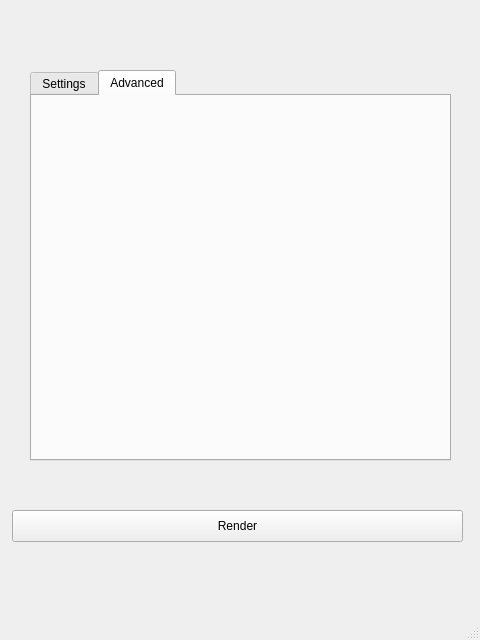
Qt form main.ui (vsed/samostrih) before a commit.
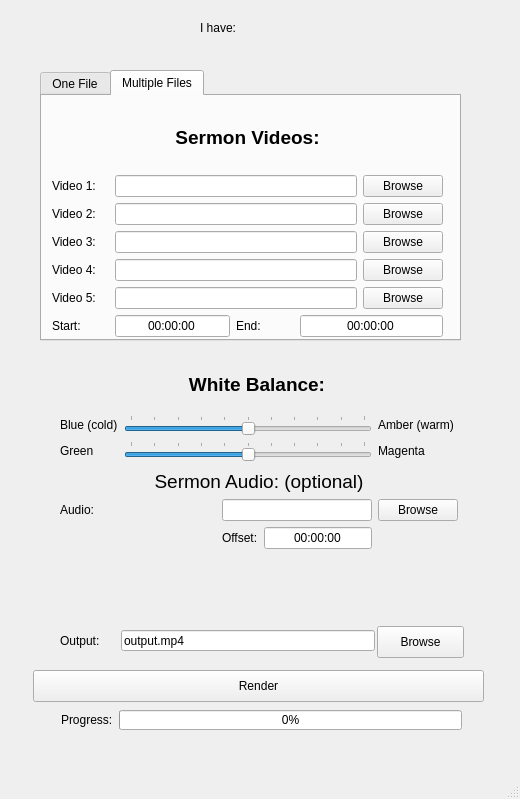
The same form after that commit. The open tabs and pages were chosen to show the change.

Patch:
```diff
--- a/main.ui
+++ b/main.ui
@@ -6,21 +6,27 @@
    <rect>
     <x>0</x>
     <y>0</y>
-    <width>480</width>
-    <height>640</height>
+    <width>520</width>
+    <height>799</height>
    </rect>
   </property>
   <property name="windowTitle">
-   <string>MainWindow</string>
+   <string>Samostrih</string>
+  </property>
+  <property name="autoFillBackground">
+   <bool>false</bool>
+  </property>
+  <property name="tabShape">
+   <enum>QTabWidget::Rounded</enum>
   </property>
   <widget class="QWidget" name="centralwidget">
    <widget class="QTabWidget" name="tabWidget">
     <property name="geometry">
      <rect>
-      <x>30</x>
+      <x>40</x>
       <y>70</y>
       <width>421</width>
-      <height>391</height>
+      <height>271</height>
      </rect>
     </property>
     <property name="currentIndex">
@@ -28,7 +34,7 @@
     </property>
     <widget class="QWidget" name="tab">
      <attribute name="title">
-      <string>Settings</string>
+      <string>One File</string>
      </attribute>
      <widget class="QWidget" name="">
       <property name="geometry">
@@ -40,81 +46,6 @@
        </rect>
       </property>
       <layout class="QGridLayout" name="gridLayout_3">
-       <item row="1" column="0">
-        <layout class="QGridLayout" name="gridLayout_2">
-         <item row="3" column="0">
-          <widget class="QLabel" name="label_5">
-           <property name="text">
-            <string>Green</string>
-           </property>
-          </widget>
-         </item>
-         <item row="3" column="1">
-          <widget class="QSlider" name="corrGMSlider">
-           <property name="maximum">
-            <number>100</number>
-           </property>
-           <property name="value">
-            <number>50</number>
-           </property>
-           <property name="orientation">
-            <enum>Qt::Horizontal</enum>
-           </property>
-          </widget>
-         </item>
-         <item row="2" column="0">
-          <widget class="QLabel" name="label_4">
-           <property name="text">
-            <string>Blue (cold)</string>
-           </property>
-          </widget>
-         </item>
-         <item row="2" column="2">
-          <widget class="QLabel" name="label_6">
-           <property name="text">
-            <string>Amber (warm)</string>
-           </property>
-          </widget>
-         </item>
-         <item row="3" column="2">
-          <widget class="QLabel" name="label_7">
-           <property name="text">
-            <string>Magenta</string>
-           </property>
-          </widget>
-         </item>
-         <item row="1" column="0" colspan="3">
-          <widget class="QLabel" name="label_8">
-           <property name="font">
-            <font>
-             <pointsize>14</pointsize>
-             <weight>75</weight>
-             <bold>true</bold>
-            </font>
-           </property>
-           <property name="text">
-            <string>White Balance:</string>
-           </property>
-           <property name="alignment">
-            <set>Qt::AlignCenter</set>
-           </property>
-          </widget>
-         </item>
-         <item row="2" column="1">
-          <widget class="QSlider" name="corrABSlider">
-           <property name="maximum">
-            <number>100</number>
-           </property>
-           <property name="value">
-            <number>50</number>
-           </property>
-           <property name="orientation">
-            <enum>Qt::Horizontal</enum>
-           </property>
-          </widget>
-         </item>
-        </layout>
-       </item>
        <item row="0" column="0">
         <layout class="QGridLayout" name="gridLayout">
          <item row="2" column="2">
@@ -211,15 +142,169 @@
     </widget>
     <widget class="QWidget" name="tab_2">
      <attribute name="title">
-      <string>Advanced</string>
+      <string>Multiple Files</string>
      </attribute>
+     <widget class="QWidget" name="layoutWidget_2">
+      <property name="geometry">
+       <rect>
+        <x>10</x>
+        <y>10</y>
+        <width>391</width>
+        <height>231</height>
+       </rect>
+      </property>
+      <layout class="QGridLayout" name="gridLayout_4">
+       <item row="5" column="0">
+        <widget class="QLabel" name="label_19">
+         <property name="text">
+          <string>Video 5:</string>
+         </property>
+        </widget>
+       </item>
+       <item row="6" column="3">
+        <widget class="QLabel" name="label_16">
+         <property name="text">
+          <string>End:</string>
+         </property>
+        </widget>
+       </item>
+       <item row="4" column="0">
+        <widget class="QLabel" name="label_20">
+         <property name="text">
+          <string>Video 4:</string>
+         </property>
+        </widget>
+       </item>
+       <item row="2" column="0">
+        <widget class="QLabel" name="label_17">
+         <property name="text">
+          <string>Video 2:</string>
+         </property>
+        </widget>
+       </item>
+       <item row="1" column="0">
+        <widget class="QLabel" name="label_15">
+         <property name="text">
+          <string>Video 1:</string>
+         </property>
+        </widget>
+       </item>
+       <item row="4" column="5">
+        <widget class="QPushButton" name="pushButton_vid4">
+         <property name="text">
+          <string>Browse</string>
+         </property>
+        </widget>
+       </item>
+       <item row="1" column="1" colspan="4">
+        <widget class="QLineEdit" name="lineEdit_vid1"/>
+       </item>
+       <item row="2" column="5">
+        <widget class="QPushButton" name="pushButton_vid2">
+         <property name="text">
+          <string>Browse</string>
+         </property>
+        </widget>
+       </item>
+       <item row="3" column="0">
+        <widget class="QLabel" name="label_21">
+         <property name="text">
+          <string>Video 3:</string>
+         </property>
+        </widget>
+       </item>
+       <item row="1" column="5">
+        <widget class="QPushButton" name="pushButton_vid1">
+         <property name="text">
+          <string>Browse</string>
+         </property>
+        </widget>
+       </item>
+       <item row="0" column="0" colspan="6">
+        <widget class="QLabel" name="label_13">
+         <property name="font">
+          <font>
+           <pointsize>14</pointsize>
+           <weight>75</weight>
+           <bold>true</bold>
+          </font>
+         </property>
+         <property name="text">
+          <string>Sermon Videos:</string>
+         </property>
+         <property name="alignment">
+          <set>Qt::AlignCenter</set>
+         </property>
+        </widget>
+       </item>
+       <item row="6" column="4" colspan="2">
+        <widget class="QLineEdit" name="lineEdit_vidsend">
+         <property name="layoutDirection">
+          <enum>Qt::LeftToRight</enum>
+         </property>
+         <property name="text">
+          <string>00:00:00</string>
+         </property>
+         <property name="alignment">
+          <set>Qt::AlignCenter</set>
+         </property>
+        </widget>
+       </item>
+       <item row="5" column="5">
+        <widget class="QPushButton" name="pushButton_vid5">
+         <property name="text">
+          <string>Browse</string>
+         </property>
+        </widget>
+       </item>
+       <item row="3" column="5">
+        <widget class="QPushButton" name="pushButton_vid3">
+         <property name="text">
+          <string>Browse</string>
+         </property>
+        </widget>
+       </item>
+       <item row="2" column="1" colspan="4">
+        <widget class="QLineEdit" name="lineEdit_vid2"/>
+       </item>
+       <item row="3" column="1" colspan="4">
+        <widget class="QLineEdit" name="lineEdit_vid3"/>
+       </item>
+       <item row="4" column="1" colspan="4">
+        <widget class="QLineEdit" name="lineEdit_vid4"/>
+       </item>
+       <item row="5" column="1" colspan="4">
+        <widget class="QLineEdit" name="lineEdit_vid5"/>
+       </item>
+       <item row="6" column="0">
+        <widget class="QLabel" name="label_14">
+         <property name="text">
+          <string>Start:</string>
+         </property>
+        </widget>
+       </item>
+       <item row="6" column="1" colspan="2">
+        <widget class="QLineEdit" name="lineEdit_vidsstart">
+         <property name="layoutDirection">
+          <enum>Qt::LeftToRight</enum>
+         </property>
+         <property name="text">
+          <string>00:00:00</string>
+         </property>
+         <property name="alignment">
+          <set>Qt::AlignCenter</set>
+         </property>
+        </widget>
+       </item>
+      </layout>
+     </widget>
     </widget>
    </widget>
    <widget class="QPushButton" name="renderButton">
     <property name="geometry">
      <rect>
-      <x>12</x>
-      <y>510</y>
+      <x>33</x>
+      <y>670</y>
       <width>451</width>
       <height>32</height>
      </rect>
@@ -228,6 +313,280 @@
      <string>Render</string>
     </property>
    </widget>
+   <widget class="QLineEdit" name="lineEdit_output">
+    <property name="geometry">
+     <rect>
+      <x>121</x>
+      <y>630</y>
+      <width>254</width>
+      <height>21</height>
+     </rect>
+    </property>
+    <property name="text">
+     <string>output.mp4</string>
+    </property>
+   </widget>
+   <widget class="QPushButton" name="pushButton_output">
+    <property name="geometry">
+     <rect>
+      <x>377</x>
+      <y>626</y>
+      <width>87</width>
+      <height>32</height>
+     </rect>
+    </property>
+    <property name="text">
+     <string>Browse</string>
+    </property>
+   </widget>
+   <widget class="QLabel" name="label_11">
+    <property name="geometry">
+     <rect>
+      <x>60</x>
+      <y>630</y>
+      <width>51</width>
+      <height>21</height>
+     </rect>
+    </property>
+    <property name="text">
+     <string>Output:</string>
+    </property>
+   </widget>
+   <widget class="QWidget" name="">
+    <property name="geometry">
+     <rect>
+      <x>60</x>
+      <y>360</y>
+      <width>394</width>
+      <height>101</height>
+     </rect>
+    </property>
+    <layout class="QGridLayout" name="gridLayout_2">
+     <item row="3" column="2">
+      <widget class="QLabel" name="label_7">
+       <property name="text">
+        <string>Magenta</string>
+       </property>
+      </widget>
+     </item>
+     <item row="3" column="0">
+      <widget class="QLabel" name="label_5">
+       <property name="text">
+        <string>Green</string>
+       </property>
+      </widget>
+     </item>
+     <item row="1" column="0" colspan="3">
+      <widget class="QLabel" name="label_8">
+       <property name="font">
+        <font>
+         <pointsize>14</pointsize>
+         <weight>75</weight>
+         <bold>true</bold>
+        </font>
+       </property>
+       <property name="text">
+        <string>White Balance:</string>
+       </property>
+       <property name="alignment">
+        <set>Qt::AlignCenter</set>
+       </property>
+      </widget>
+     </item>
+     <item row="2" column="2">
+      <widget class="QLabel" name="label_6">
+       <property name="text">
+        <string>Amber (warm)</string>
+       </property>
+      </widget>
+     </item>
+     <item row="2" column="0">
+      <widget class="QLabel" name="label_4">
+       <property name="text">
+        <string>Blue (cold)</string>
+       </property>
+      </widget>
+     </item>
+     <item row="3" column="1">
+      <widget class="QSlider" name="corrGMSlider">
+       <property name="maximum">
+        <number>100</number>
+       </property>
+       <property name="value">
+        <number>50</number>
+       </property>
+       <property name="orientation">
+        <enum>Qt::Horizontal</enum>
+       </property>
+       <property name="tickPosition">
+        <enum>QSlider::TicksAbove</enum>
+       </property>
+      </widget>
+     </item>
+     <item row="2" column="1">
+      <widget class="QSlider" name="corrABSlider">
+       <property name="maximum">
+        <number>100</number>
+       </property>
+       <property name="value">
+        <number>50</number>
+       </property>
+       <property name="tracking">
+        <bool>false</bool>
+       </property>
+       <property name="orientation">
+        <enum>Qt::Horizontal</enum>
+       </property>
+       <property name="invertedAppearance">
+        <bool>false</bool>
+       </property>
+       <property name="invertedControls">
+        <bool>false</bool>
+       </property>
+       <property name="tickPosition">
+        <enum>QSlider::TicksAbove</enum>
+       </property>
+       <property name="tickInterval">
+        <number>0</number>
+       </property>
+      </widget>
+     </item>
+    </layout>
+   </widget>
+   <widget class="QLabel" name="self">
+    <property name="geometry">
+     <rect>
+      <x>200</x>
+      <y>20</y>
+      <width>59</width>
+      <height>16</height>
+     </rect>
+    </property>
+    <property name="text">
+     <string>I have:</string>
+    </property>
+   </widget>
+   <widget class="QWidget" name="layoutWidget_3">
+    <property name="geometry">
+     <rect>
+      <x>60</x>
+      <y>470</y>
+      <width>398</width>
+      <height>145</height>
+     </rect>
+    </property>
+    <layout class="QGridLayout" name="gridLayout_5">
+     <item row="1" column="4">
+      <widget class="QPushButton" name="pushButton_audio">
+       <property name="text">
+        <string>Browse</string>
+       </property>
+      </widget>
+     </item>
+     <item row="2" column="0">
+      <spacer name="horizontalSpacer_2">
+       <property name="orientation">
+        <enum>Qt::Horizontal</enum>
+       </property>
+       <property name="sizeHint" stdset="0">
+        <size>
+         <width>40</width>
+         <height>20</height>
+        </size>
+       </property>
+      </spacer>
+     </item>
+     <item row="1" column="1" colspan="3">
+      <widget class="QLineEdit" name="lineEdit_audio"/>
+     </item>
+     <item row="0" column="0" colspan="5">
+      <widget class="QLabel" name="label_18">
+       <property name="font">
+        <font>
+         <pointsize>14</pointsize>
+         <weight>50</weight>
+         <bold>false</bold>
+        </font>
+       </property>
+       <property name="text">
+        <string>Sermon Audio: (optional)</string>
+       </property>
+       <property name="alignment">
+        <set>Qt::AlignCenter</set>
+       </property>
+      </widget>
+     </item>
+     <item row="3" column="2">
+      <spacer name="verticalSpacer_2">
+       <property name="orientation">
+        <enum>Qt::Vertical</enum>
+       </property>
+       <property name="sizeType">
+        <enum>QSizePolicy::Expanding</enum>
+       </property>
+       <property name="sizeHint" stdset="0">
+        <size>
+         <width>20</width>
+         <height>40</height>
+        </size>
+       </property>
+      </spacer>
+     </item>
+     <item row="2" column="1">
+      <widget class="QLabel" name="label_22">
+       <property name="text">
+        <string>Offset:</string>
+       </property>
+      </widget>
+     </item>
+     <item row="1" column="0">
+      <widget class="QLabel" name="label_23">
+       <property name="text">
+        <string>Audio:</string>
+       </property>
+      </widget>
+     </item>
+     <item row="2" column="2" colspan="2">
+      <widget class="QLineEdit" name="lineEdit_offset">
+       <property name="layoutDirection">
+        <enum>Qt::LeftToRight</enum>
+       </property>
+       <property name="text">
+        <string>00:00:00</string>
+       </property>
+       <property name="alignment">
+        <set>Qt::AlignCenter</set>
+       </property>
+      </widget>
+     </item>
+    </layout>
+   </widget>
+   <widget class="QWidget" name="">
+    <property name="geometry">
+     <rect>
+      <x>61</x>
+      <y>710</y>
+      <width>401</width>
+      <height>20</height>
+     </rect>
+    </property>
+    <layout class="QHBoxLayout" name="horizontalLayout">
+     <item>
+      <widget class="QLabel" name="label_10">
+       <property name="text">
+        <string>Progress:</string>
+       </property>
+      </widget>
+     </item>
+     <item>
+      <widget class="QProgressBar" name="progressBar">
+       <property name="value">
+        <number>0</number>
+       </property>
+      </widget>
+     </item>
+    </layout>
+   </widget>
   </widget>
   <widget class="QMenuBar" name="menubar">
    <property name="geometry">
```
Left out of the diff: 154 changed lines with no effect on the pictures.
